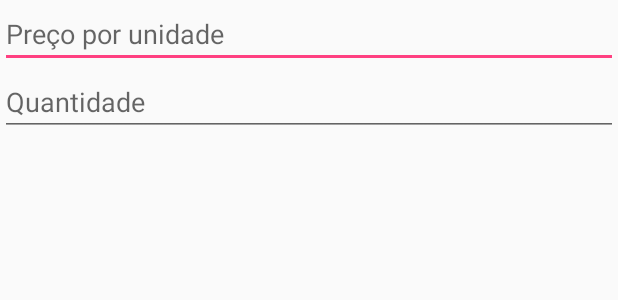
After one commit to lucasrrt/Lista-de-Compras, an Android app: the layout dialog_compra.xml on its own in the app's theme, with its tools: preview values and no code run, on a phone screen of 412 x 824 dp. The commit adds this screen. Shown: the top 300 px of the screen. Run offline under Robolectric (Android 15) with nearby library versions, the phone set to English and light mode, and no system bars.

Commit message:
dialog get values

```diff
--- a/AndroidApp/app/src/main/AndroidManifest.xml
+++ b/AndroidApp/app/src/main/AndroidManifest.xml
@@ -15,14 +15,14 @@
         android:label="@string/app_name"
         android:supportsRtl="true"
         android:theme="@style/AppTheme">
-        <activity android:name=".LoginActivity">
+        <activity android:name=".CompraActivity">
             <intent-filter>
                 <action android:name="android.intent.action.MAIN" />
 
                 <category android:name="android.intent.category.LAUNCHER" />
             </intent-filter>
         </activity>
-        <activity android:name=".CompraActivity" />
+        <activity android:name=".LoginActivity" />
         <activity android:name=".MenuActivity" />
         <activity android:name=".RelatorioActivity"></activity>
     </application>
--- a/AndroidApp/app/src/main/java/io/github/lucasrrt/listadecompra/AJAXCall.java
+++ b/AndroidApp/app/src/main/java/io/github/lucasrrt/listadecompra/AJAXCall.java
@@ -28,6 +28,7 @@ public class AJAXCall {
                     HttpURLConnection conn = (HttpURLConnection) url.openConnection();
                     conn.setRequestMethod(method);
                     conn.connect();
+
                     InputStream is = conn.getInputStream();
                     str = convertStreamToString(is);
 
--- /dev/null
+++ b/AndroidApp/app/src/main/res/layout/dialog_compra.xml
@@ -0,0 +1,22 @@
+<?xml version="1.0" encoding="utf-8"?>
+<LinearLayout xmlns:android="http://schemas.android.com/apk/res/android"
+    android:orientation="vertical" android:layout_width="match_parent"
+    android:layout_height="match_parent">
+
+
+    <EditText
+        android:layout_height="wrap_content"
+        android:layout_width="match_parent"
+        android:id="@+id/price"
+        android:maxLines="1"
+        android:hint="Preço por unidade"
+        android:inputType="number" />
+
+    <EditText
+        android:layout_width="match_parent"
+        android:layout_height="wrap_content"
+        android:id="@+id/quantity"
+        android:maxLines="1"
+        android:hint="Quantidade"
+        android:inputType="number" />
+</LinearLayout>
```
Also changed, not shown: AndroidApp/app/src/main/java/io/github/lucasrrt/listadecompra/CompraActivity.java (+44 -7 lines), AndroidApp/app/src/main/java/io/github/lucasrrt/listadecompra/CompraFormDialog.java (deleted, +0 -42 lines).
